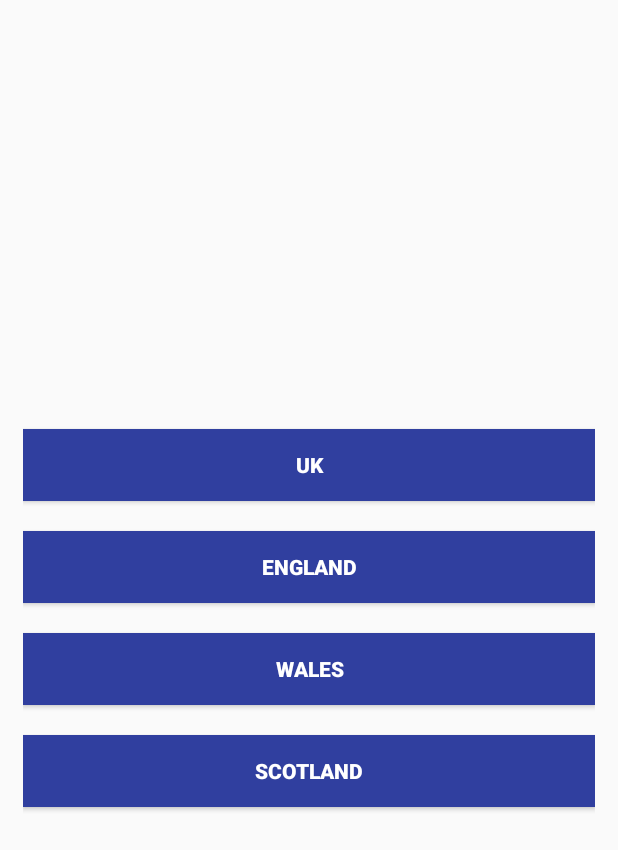
After one commit to mizardar/KisanHub, an Android app: the RegionActivity screen opened directly, with no data from a screen before it, on a phone screen of 412 x 824 dp. The commit adds this screen. Shown: the top 850 px of the screen. Run offline under Robolectric (Android 15) with nearby library versions, the phone set to English and light mode, and no system bars.

Commit message:
new Activity

```diff
--- a/app/build.gradle
+++ b/app/build.gradle
@@ -22,6 +22,7 @@ dependencies {
     implementation fileTree(dir: 'libs', include: ['*.jar'])
     implementation 'com.android.support:appcompat-v7:26.0.0-beta1'
     implementation 'com.android.support.constraint:constraint-layout:1.0.2'
+    implementation 'com.android.support:design:26.0.0-beta1'
     testImplementation 'junit:junit:4.12'
     androidTestImplementation 'com.android.support.test:runner:1.0.1'
     androidTestImplementation 'com.android.support.test.espresso:espresso-core:3.0.1'
--- /dev/null
+++ b/app/src/main/java/in/mizardar/kisanhubtest/Activities/RegionActivity.java
@@ -0,0 +1,60 @@
+package in.mizardar.kisanhubtest.Activities;
+
+import android.os.Bundle;
+import android.support.v7.app.AppCompatActivity;
+import android.support.v7.widget.AppCompatButton;
+import android.view.View;
+
+import in.mizardar.kisanhubtest.DatabaseHandler;
+import in.mizardar.kisanhubtest.R;
+import in.mizardar.kisanhubtest.Utils.StaticDataList;
+
+public class RegionActivity extends AppCompatActivity implements View.OnClickListener {
+
+    DatabaseHandler databaseHandler;
+
+    @Override
+    protected void onCreate(Bundle savedInstanceState) {
+        super.onCreate(savedInstanceState);
+        setContentView(R.layout.activity_region);
+
+        AppCompatButton UKBtn, EnglandBtn, WalesBtn, ScotlandBtn;
+        UKBtn = (AppCompatButton) findViewById(R.id.UKBtn);
+        EnglandBtn = (AppCompatButton) findViewById(R.id.EnglandBtn);
+        WalesBtn = (AppCompatButton) findViewById(R.id.WalesBtn);
+        ScotlandBtn = (AppCompatButton) findViewById(R.id.ScotlandBtn);
+
+        databaseHandler = new DatabaseHandler(this);
+
+        UKBtn.setOnClickListener(this);
+        EnglandBtn.setOnClickListener(this);
+        WalesBtn.setOnClickListener(this);
+        ScotlandBtn.setOnClickListener(this);
+
+    }
+
+    @Override
+    public void onClick(View view) {
+
+        int regionID = 0;
+
+        switch (view.getId()) {
+
+
+            case R.id.UKBtn:
+                regionID = databaseHandler.getRegionID(StaticDataList.COUNTRY_LIST[0]);
+
+                break;
+            case R.id.EnglandBtn:
+                regionID = databaseHandler.getRegionID(StaticDataList.COUNTRY_LIST[0]);
+                break;
+            case R.id.WalesBtn:
+                regionID = databaseHandler.getRegionID(StaticDataList.COUNTRY_LIST[0]);
+                break;
+            case R.id.ScotlandBtn:
+                regionID = databaseHandler.getRegionID(StaticDataList.COUNTRY_LIST[0]);
+                break;
+
+        }
+    }
+}
--- a/app/src/main/java/in/mizardar/kisanhubtest/DatabaseHandler.java
+++ b/app/src/main/java/in/mizardar/kisanhubtest/DatabaseHandler.java
@@ -228,6 +228,7 @@ public class DatabaseHandler extends SQLiteOpenHelper {
         return ID;
     }
 
+
     public void insertValues(ArrayList<ModelRegion> modelRegionArrayList) {
 
         SQLiteDatabase dataBase = this.getWritableDatabase();
--- /dev/null
+++ b/app/src/main/res/layout/activity_region.xml
@@ -0,0 +1,74 @@
+<?xml version="1.0" encoding="utf-8"?>
+<RelativeLayout xmlns:android="http://schemas.android.com/apk/res/android"
+    xmlns:tools="http://schemas.android.com/tools"
+    android:layout_width="match_parent"
+    android:layout_height="match_parent"
+    tools:context="in.mizardar.kisanhubtest.Activities.RegionActivity">
+
+
+
+    <ScrollView
+        android:layout_width="match_parent"
+        android:layout_height="wrap_content"
+        android:layout_centerInParent="true"
+        android:layout_margin="15dp">
+
+        <LinearLayout
+            android:layout_width="match_parent"
+            android:layout_height="wrap_content"
+            android:orientation="vertical">
+
+            <android.support.v7.widget.AppCompatButton
+                android:id="@+id/UKBtn"
+                android:layout_width="match_parent"
+                android:layout_height="wrap_content"
+                android:layout_marginBottom="10dp"
+                android:layout_marginTop="10dp"
+                android:background="@color/colorPrimaryDark"
+                android:text="UK"
+                android:textColor="@android:color/white"
+                android:textStyle="bold"/>
+
+
+            <android.support.v7.widget.AppCompatButton
+                android:id="@+id/EnglandBtn"
+                android:layout_width="match_parent"
+                android:layout_height="wrap_content"
+                android:layout_marginBottom="10dp"
+                android:layout_marginTop="10dp"
+                android:background="@color/colorPrimaryDark"
+                android:text="England"
+                android:textColor="@android:color/white"
+                android:textStyle="bold"/>
+
+
+            <android.support.v7.widget.AppCompatButton
+                android:id="@+id/WalesBtn"
+                android:layout_width="match_parent"
+                android:layout_height="wrap_content"
+                android:layout_marginBottom="10dp"
+                android:layout_marginTop="10dp"
+                android:background="@color/colorPrimaryDark"
+                android:text="Wales"
+                android:textColor="@android:color/white"
+                android:textStyle="bold"/>
+
+
+            <android.support.v7.widget.AppCompatButton
+                android:id="@+id/ScotlandBtn"
+                android:layout_width="match_parent"
+                android:layout_height="wrap_content"
+                android:layout_marginBottom="10dp"
+                android:layout_marginTop="10dp"
+                android:background="@color/colorPrimaryDark"
+                android:text="Scotland"
+                android:textColor="@android:color/white"
+                android:textStyle="bold"/>
+
+        </LinearLayout>
+
+    </ScrollView>
+
+
+
+</RelativeLayout>
--- /dev/null
+++ b/app/src/main/res/values-w820dp/dimens.xml
@@ -0,0 +1,6 @@
+<resources>
+    <!-- Example customization of dimensions originally defined in res/values/dimens.xml
+         (such as screen margins) for screens with more than 820dp of available width. This
+         would include 7" and 10" devices in landscape (~960dp and ~1280dp respectively). -->
+    <dimen name="activity_horizontal_margin">64dp</dimen>
+</resources>
--- a/app/src/main/res/values/strings.xml
+++ b/app/src/main/res/values/strings.xml
@@ -2,4 +2,7 @@
     <string name="app_name">KisanHubTest</string>
     <string name="waitMsg">Please wait while we make the app ready for you.</string>
     <string name="accessToken">pk.eyJ1IjoibWl6YXJkYXIiLCJhIjoiY2plbWpxMnEzMjQ4dDMxbXBld3QyNWp1biJ9.VFt4qY6x6VLyevUvG2FwdA</string>
+    <string name="title_activity_main">MainActivity</string>
+    <string name="action_settings">Settings</string>
+    <string name="section_format">Hello World from section: %1$d</string>
 </resources>
--- a/app/src/main/res/values/styles.xml
+++ b/app/src/main/res/values/styles.xml
@@ -8,4 +8,8 @@
         <item name="colorAccent">@color/colorAccent</item>
     </style>
 
+    <style name="AppTheme.AppBarOverlay" parent="ThemeOverlay.AppCompat.Dark.ActionBar" />
+
+    <style name="AppTheme.PopupOverlay" parent="ThemeOverlay.AppCompat.Light" />
+
 </resources>
```
Also changed, not shown: app/src/main/AndroidManifest.xml (+6 -1 lines), app/src/main/java/in/mizardar/kisanhubtest/MainActivity.java (added, +143 -0 lines), app/src/main/res/layout/activity_main.xml (added, +46 -0 lines), app/src/main/res/layout/fragment_main.xml (added, +22 -0 lines), app/src/main/res/menu/menu_main.xml (added, +10 -0 lines), app/src/main/res/values/dimens.xml (added, +7 -0 lines).
